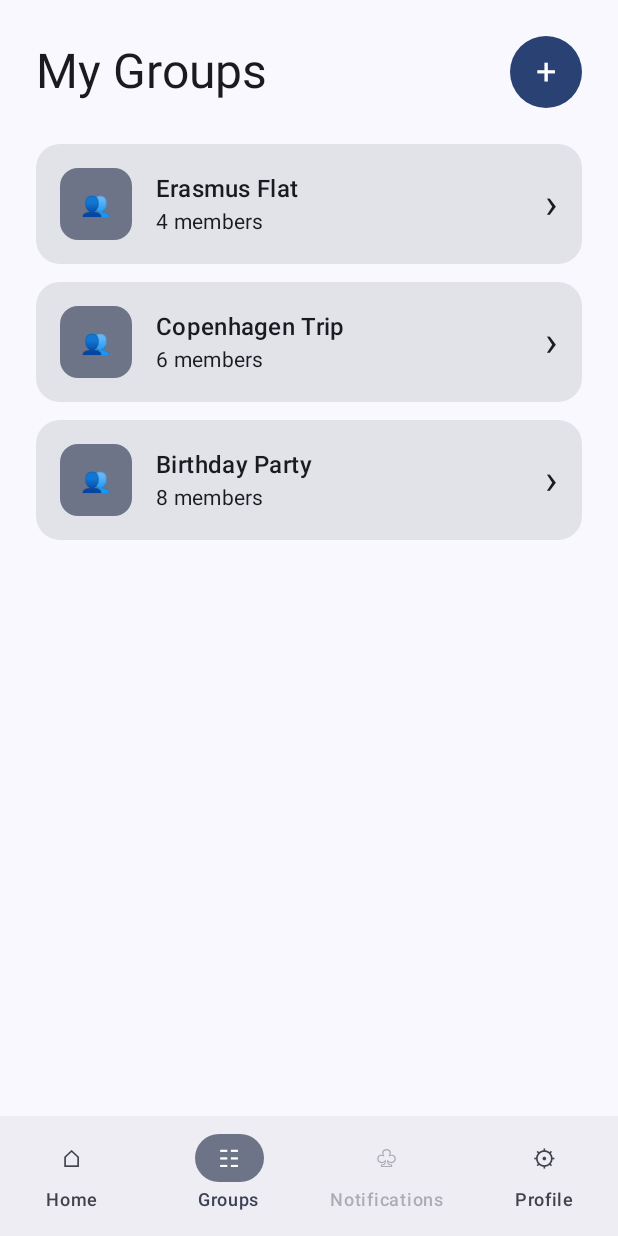
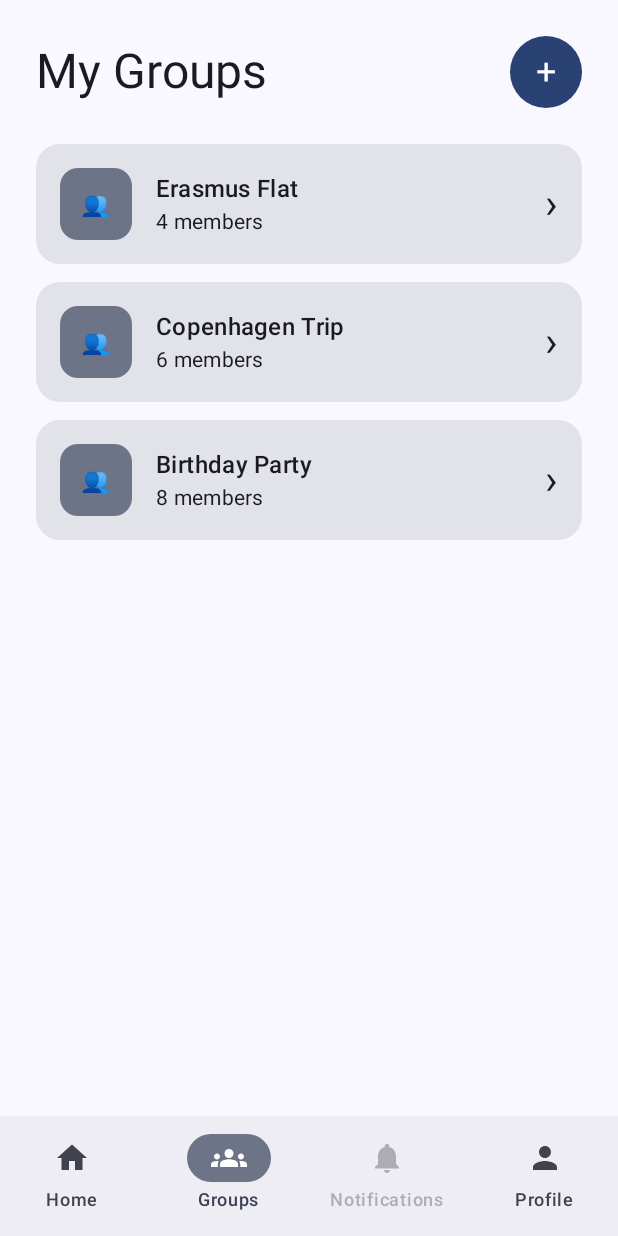
Before and after one commit to ak315810/MSD_AndroidProject, an Android app built with Jetpack Compose: the groups screen opened through its navigation route, on a phone screen of 412 x 824 dp. Run offline under Robolectric (Android 15) with nearby library versions, the phone set to English and light mode, and no system bars.

Commit message:
fix: keep groups tab selected in group details and move group list to a ViewModel

```diff
--- a/app/src/main/java/com/androidproject/ui/navigation/BottomNavigationBar.kt
+++ b/app/src/main/java/com/androidproject/ui/navigation/BottomNavigationBar.kt
@@ -1,6 +1,11 @@
 
 package com.androidproject.ui.navigation
 
+import androidx.compose.material.icons.Icons
+import androidx.compose.material.icons.filled.Groups
+import androidx.compose.material.icons.filled.Home
+import androidx.compose.material.icons.filled.Notifications
+import androidx.compose.material.icons.filled.Person
 import androidx.compose.material3.*
 import androidx.compose.runtime.Composable
 
@@ -12,19 +17,22 @@ fun BottomNavigationBar(
     onNotificationsClick: () -> Unit,
     onProfileClick: () -> Unit
 ) {
+    // Group details/settings (S9, S11) are part of the Groups tab, so keep that tab highlighted there
+    val inGroupsTab = currentRoute == "groups" || currentRoute?.startsWith("group/") == true
+
     NavigationBar {
 
         NavigationBarItem(
             selected = currentRoute == "home",
             onClick = onHomeClick,
-            icon = { Text("⌂") },
+            icon = { Icon(Icons.Filled.Home, contentDescription = null) },
             label = { Text("Home") }
         )
 
         NavigationBarItem(
-            selected = currentRoute == "groups",
+            selected = inGroupsTab,
             onClick = onGroupsClick,
-            icon = { Text("☷") },
+            icon = { Icon(Icons.Filled.Groups, contentDescription = null) },
             label = { Text("Groups") }
         )
 
@@ -32,14 +40,14 @@ fun BottomNavigationBar(
             selected = currentRoute == "notifications",
             onClick = onNotificationsClick,
             enabled = false,
-            icon = { Text("♧") },
+            icon = { Icon(Icons.Filled.Notifications, contentDescription = null) },
             label = { Text("Notifications") }
         )
 
         NavigationBarItem(
             selected = currentRoute == "profile",
             onClick = onProfileClick,
-            icon = { Text("⚙") },
+            icon = { Icon(Icons.Filled.Person, contentDescription = null) },
             label = { Text("Profile") }
         )
     }
```
Also changed, not shown: app/src/main/java/com/androidproject/ui/groups/GroupsViewModel.kt (added, +32 -0 lines), app/src/main/java/com/androidproject/ui/navigation/AppNavigation.kt (+10 -24 lines), 1 other file.
